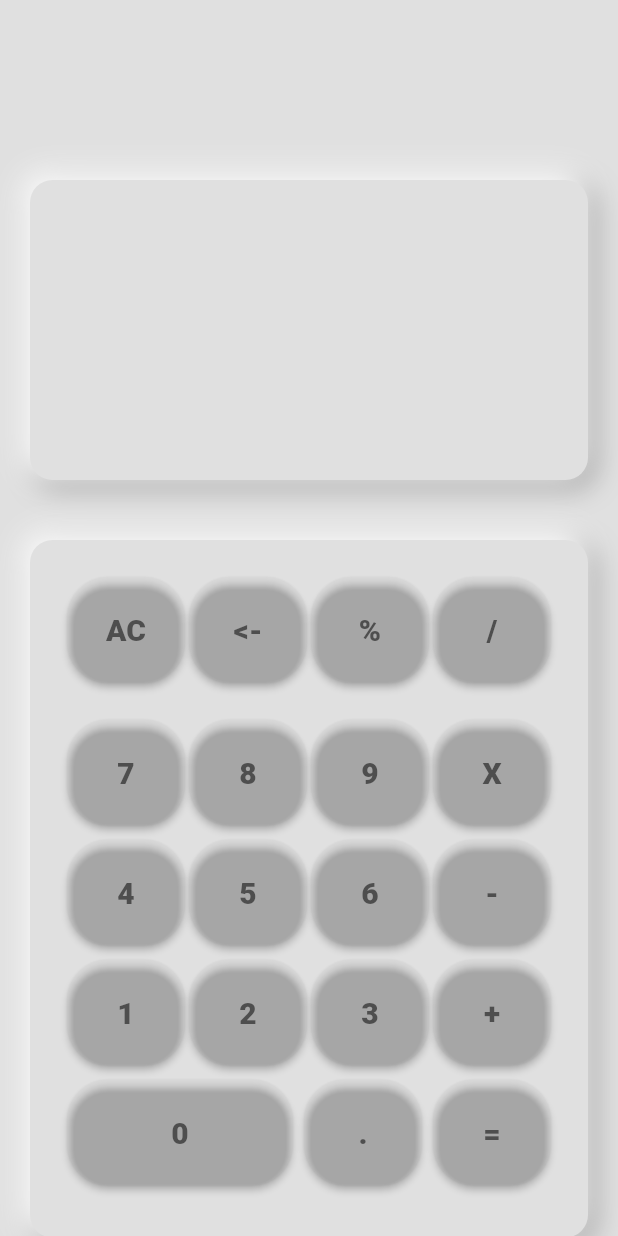
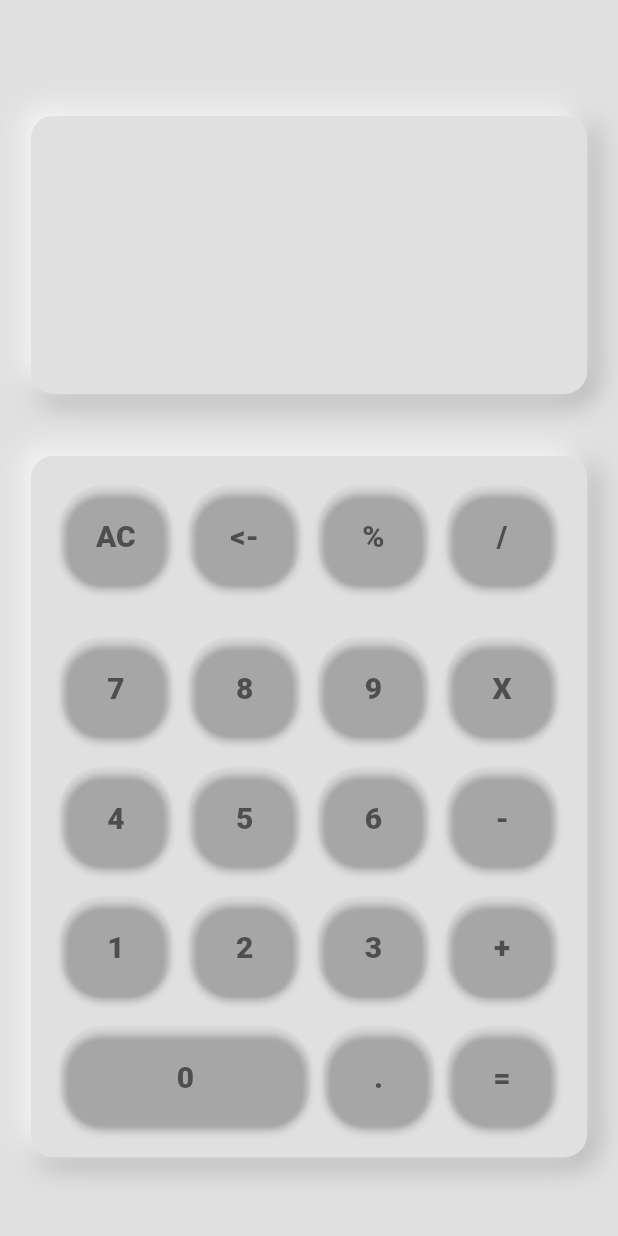
Before and after one commit to Infinite-Null/Calculator-app, a Flutter app: the screen it shows after launch, on a phone screen of 412 x 824 dp. Run offline on Flutter 3.47's test engine with Material 2 defaults, Android fonts, the phone set to English and light mode, and no system bars; our stand-ins replace math_expressions.

Commit message:
second commit

```diff
--- a/lib/Button.dart
+++ b/lib/Button.dart
@@ -6,9 +6,17 @@ class Button extends StatelessWidget {
   final String a;
   final void Function() x;
   double b;
-  Button({required this.a, this.b = 78, required this.x});
+  Button({required this.a, this.b = 0.175, required this.x});
   @override
   Widget build(BuildContext context) {
+    double ker = MediaQuery.of(context).size.width.toDouble() * b;
+    double rem = MediaQuery.of(context).size.height.toDouble() * 0.08;
+    print(MediaQuery.of(context).size.height.toDouble());
+    print(MediaQuery.of(context).size.width.toDouble());
+    if (MediaQuery.of(context).size.height.toDouble() <= 690 ||
+        MediaQuery.of(context).size.width.toDouble() <= 340) {
+      rem = MediaQuery.of(context).size.height.toDouble() * 0.085;
+    }
     return ElevatedButton(
       onPressed: x,
       child: Text(
@@ -20,7 +28,7 @@ class Button extends StatelessWidget {
         ),
       ),
       style: ElevatedButton.styleFrom(
-          fixedSize: Size(b, 70),
+          fixedSize: Size(ker, rem),
           backgroundColor: Color.fromARGB(7, 255, 255, 255),
           shape:
               RoundedRectangleBorder(borderRadius: BorderRadius.circular(27))),
--- a/lib/main.dart
+++ b/lib/main.dart
@@ -72,20 +72,27 @@ class _CalculatorState extends State<Calculator> {
 
   @override
   Widget build(BuildContext context) {
+    double mm;
+    double a = 0.03;
+    if (MediaQuery.of(context).size.height.toDouble() <= 690 ||
+        MediaQuery.of(context).size.width.toDouble() <= 340) {
+      a = 0.002;
+    }
+    mm = MediaQuery.of(context).size.width.toDouble() * 0.05;
     return Scaffold(
       backgroundColor: Colors.grey[300],
       body: Column(
         mainAxisAlignment: MainAxisAlignment.center,
         children: [
           Container(
-            height: 100,
+            height: MediaQuery.of(context).size.height * a,
           ),
           Result(input, output, outputSize, hide),
           Container(
-            padding: EdgeInsets.all(25),
+            padding: EdgeInsets.all(mm),
             alignment: Alignment.center,
             width: double.infinity,
-            margin: EdgeInsets.all(20),
+            margin: EdgeInsets.all(mm),
             decoration: BoxDecoration(
                 color: Colors.grey[300],
                 borderRadius: BorderRadius.circular(15),
@@ -120,7 +127,7 @@ class _CalculatorState extends State<Calculator> {
                   ],
                 ),
                 Container(
-                  height: 25,
+                  height: mm * 1.7,
                 ),
                 Row(
                   children: [
@@ -134,7 +141,7 @@ class _CalculatorState extends State<Calculator> {
                   ],
                 ),
                 Container(
-                  height: 10,
+                  height: mm,
                 ),
                 Row(
                   children: [
@@ -148,7 +155,7 @@ class _CalculatorState extends State<Calculator> {
                   ],
                 ),
                 Container(
-                  height: 10,
+                  height: mm,
                 ),
                 Row(
                   children: [
@@ -162,19 +169,16 @@ class _CalculatorState extends State<Calculator> {
                   ],
                 ),
                 Container(
-                  height: 10,
+                  height: mm,
                 ),
                 Row(
                   children: [
-                    Button(a: '0', b: 150, x: () => cal('0')),
+                    Button(a: '0', b: 0.4, x: () => cal('0')),
                     Spacer(),
                     Button(a: '.', x: () => cal('.')),
                     Spacer(),
                     Button(a: '=', x: () => cal('=')),
                   ],
-                ),
-                Container(
-                  height: 10,
                 ),
               ],
             ),
--- a/lib/result.dart
+++ b/lib/result.dart
@@ -10,11 +10,15 @@ class Result extends StatelessWidget {
   Result(this.inp, this.out, this.outsiz, this.hid);
   @override
   Widget build(BuildContext context) {
+    double mm;
+    mm = MediaQuery.of(context).size.width.toDouble() * 0.05;
+    double km;
+    km = MediaQuery.of(context).size.width.toDouble() * 0.45;
     return Container(
         alignment: Alignment.center,
-        height: 200,
+        height: km,
         width: double.infinity,
-        margin: EdgeInsets.all(20),
+        margin: EdgeInsets.all(mm),
         decoration: BoxDecoration(
             color: Colors.grey[300],
             borderRadius: BorderRadius.circular(15),
```
